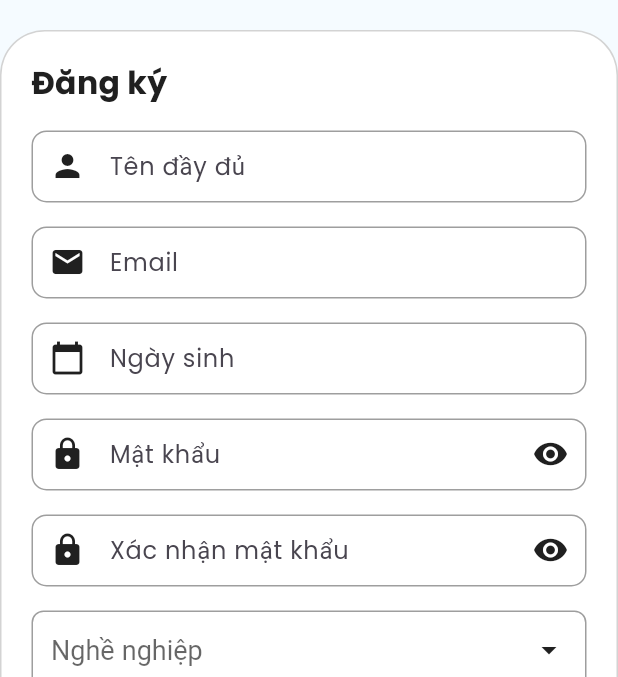
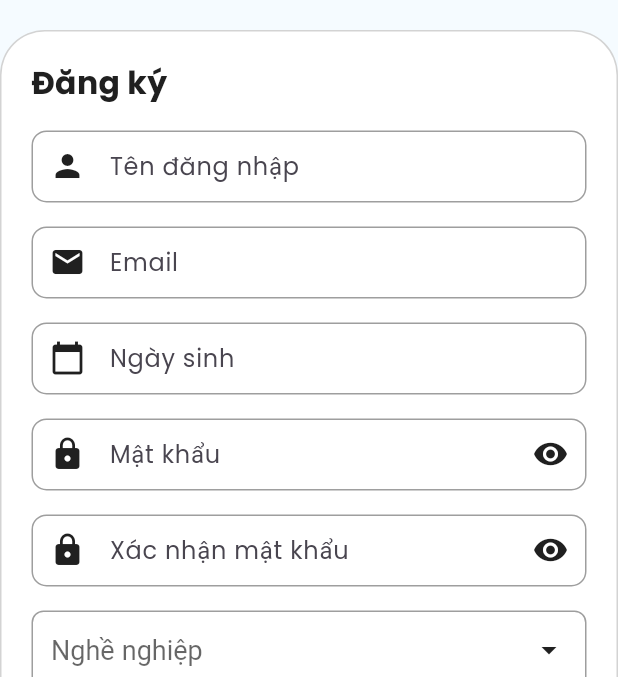
Before and after one commit to thanhquang2004/Study-tracker-app, a Flutter app: the LoginView screen opened by its route, after a tap on "Đăng nhập", after a tap on "Đăng ký", on a phone screen of 412 x 824 dp, the part 242-919 px from its top. Run offline on Flutter 3.47's test engine with Material 3 defaults, Android fonts, the phone set to English and light mode, and no system bars; our stand-ins replace dio, equatable, flutter_bloc, flutter_dotenv, flutter_secure_storage, flutter_svg and 5 more; accounts and stored records are empty; network calls fail.

```diff
--- a/lib/presentation/login/view/login_view.dart
+++ b/lib/presentation/login/view/login_view.dart
@@ -1,5 +1,8 @@
 import 'package:flutter/material.dart';
 import 'package:flutter_bloc/flutter_bloc.dart';
+import 'package:get/get.dart';
+import 'package:get/get_core/src/get_main.dart';
+import 'package:get/get_instance/src/extension_instance.dart';
 import 'package:study_tracker_mobile/presentation/layout/auth_layout.dart';
 import 'package:study_tracker_mobile/presentation/login/cubit/login_cubit.dart';
 import 'package:study_tracker_mobile/presentation/login/cubit/login_state.dart';
@@ -75,7 +78,7 @@ class _LoginViewState extends State<LoginView> {
             errorText: state.isError ? state.errorMessage : "",
             prefixNavigateText: AppStrings.haveNotAccount,
             navigateText: AppStrings.register,
-            navigate: () => Navigator.pushNamed(context, Routes.registerRoute),
+            navigate: () => Get.offAllNamed(Routes.registerRoute),
           );
         },
       ),
--- a/lib/presentation/register/cubit/register_cubit.dart
+++ b/lib/presentation/register/cubit/register_cubit.dart
@@ -35,9 +35,11 @@ class RegisterCubit extends Cubit<RegisterState> {
         'password': state.passwordController.text,
         'occupation': state.occupation,
       };
-      await _authService.signUp(
+      await _authService
+          .signUp(
         data,
-      ).timeout(
+      )
+          .timeout(
         const Duration(seconds: 10),
         onTimeout: () {
           Get.back();
--- a/lib/presentation/resources/strings_manager.dart
+++ b/lib/presentation/resources/strings_manager.dart
@@ -21,7 +21,7 @@ class AppStrings {
   static const String register = "Đăng ký";
   static const String rememberMe = "Nhớ mật khẩu";
   static const String forgotPassword = "Quên mật khẩu";
-  static const String username = "Tên đầy đủ";
+  static const String username = "Tên đăng nhập";
   static const String email = "Email";
   static const String dob = "Ngày sinh";
   static const String password = "Mật khẩu";
```
Also changed, not shown: 4 other files.
